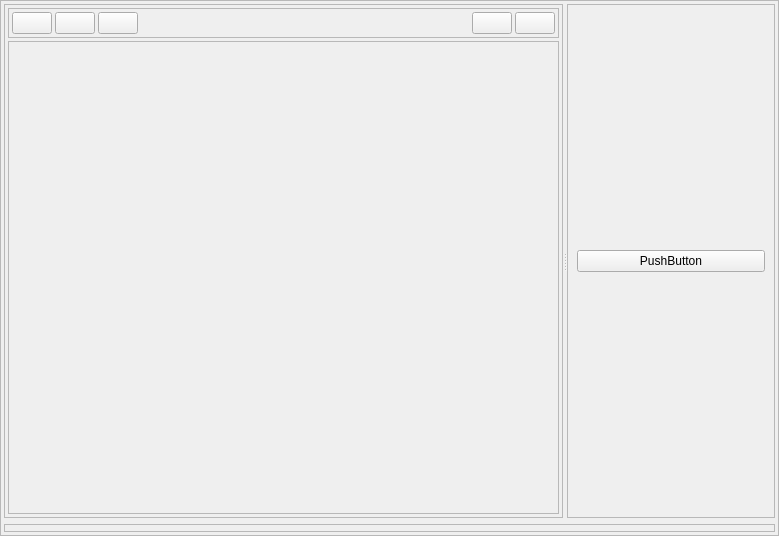
ZacharyBork/NectarRender, file nectar_render/gui/resource/mainwidget.ui: the form before one commit.
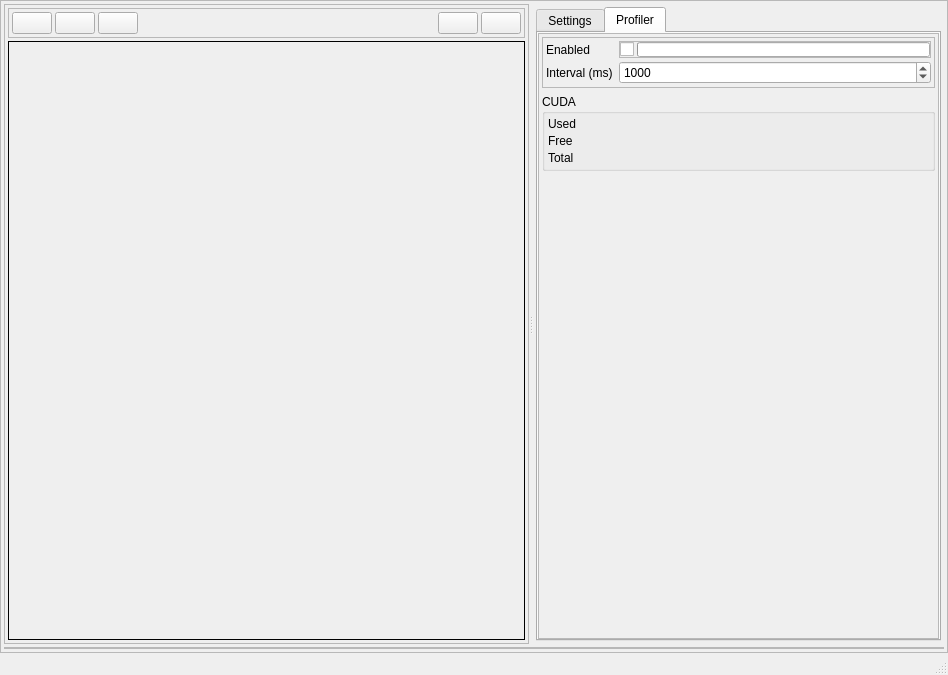
The form after the commit. The open tabs and pages were chosen to show the change.

Commit message: Added some CUDA profiling tools to GUI

What changed in the file:
```diff
--- a/nectar_render/gui/resource/mainwidget.ui
+++ b/nectar_render/gui/resource/mainwidget.ui
@@ -1,18 +1,19 @@
 <?xml version="1.0" encoding="UTF-8"?>
 <ui version="4.0">
- <class>Form</class>
- <widget class="QWidget" name="Form">
+ <class>MainWindow</class>
+ <widget class="QMainWindow" name="MainWindow">
   <property name="geometry">
    <rect>
     <x>0</x>
     <y>0</y>
-    <width>779</width>
-    <height>536</height>
+    <width>948</width>
+    <height>675</height>
    </rect>
   </property>
   <property name="windowTitle">
    <string>Form</string>
   </property>
+  <widget class="QWidget" name="centralwidget">
   <layout class="QVBoxLayout" name="verticalLayout">
    <property name="leftMargin">
     <number>0</number>
@@ -35,6 +36,9 @@
       <enum>QFrame::Raised</enum>
      </property>
      <layout class="QVBoxLayout" name="verticalLayout_5">
+       <property name="spacing">
+        <number>3</number>
+       </property>
       <property name="leftMargin">
        <number>3</number>
       </property>
@@ -174,10 +178,13 @@
           <item>
            <widget class="QFrame" name="viewport_frame">
             <property name="frameShape">
-             <enum>QFrame::StyledPanel</enum>
+              <enum>QFrame::Panel</enum>
             </property>
             <property name="frameShadow">
-             <enum>QFrame::Raised</enum>
+              <enum>QFrame::Plain</enum>
+             </property>
+             <property name="lineWidth">
+              <number>1</number>
             </property>
             <layout class="QVBoxLayout" name="verticalLayout_3">
              <property name="leftMargin">
@@ -198,6 +205,12 @@
          </layout>
         </widget>
         <widget class="QFrame" name="frame_3">
+          <property name="sizePolicy">
+           <sizepolicy hsizetype="Maximum" vsizetype="Preferred">
+            <horstretch>0</horstretch>
+            <verstretch>0</verstretch>
+           </sizepolicy>
+          </property>
          <property name="frameShape">
           <enum>QFrame::NoFrame</enum>
          </property>
@@ -206,6 +219,28 @@
          </property>
          <layout class="QVBoxLayout" name="verticalLayout_6">
           <property name="leftMargin">
+            <number>3</number>
+           </property>
+           <property name="topMargin">
+            <number>3</number>
+           </property>
+           <property name="rightMargin">
+            <number>3</number>
+           </property>
+           <property name="bottomMargin">
+            <number>3</number>
+           </property>
+           <item>
+            <widget class="QTabWidget" name="tabWidget">
+             <property name="currentIndex">
+              <number>0</number>
+             </property>
+             <widget class="QWidget" name="settings_tab">
+              <attribute name="title">
+               <string>Settings</string>
+              </attribute>
+              <layout class="QVBoxLayout" name="verticalLayout_8">
+               <property name="leftMargin">
            <number>0</number>
           </property>
           <property name="topMargin">
@@ -230,16 +265,508 @@
               <rect>
                <x>0</x>
                <y>0</y>
-               <width>103</width>
-               <height>512</height>
+                    <width>407</width>
+                    <height>600</height>
               </rect>
              </property>
              <layout class="QVBoxLayout" name="verticalLayout_7">
+                   <property name="spacing">
+                    <number>3</number>
+                   </property>
+                   <property name="leftMargin">
+                    <number>3</number>
+                   </property>
+                   <property name="topMargin">
+                    <number>3</number>
+                   </property>
+                   <property name="rightMargin">
+                    <number>3</number>
+                   </property>
+                   <property name="bottomMargin">
+                    <number>3</number>
+                   </property>
               <item>
-               <widget class="QPushButton" name="pushButton">
+                    <widget class="QGroupBox" name="general_settings">
+                     <property name="title">
+                      <string>General</string>
+                     </property>
+                     <property name="checkable">
+                      <bool>true</bool>
+                     </property>
+                     <layout class="QFormLayout" name="formLayout_2">
+                      <property name="verticalSpacing">
+                       <number>3</number>
+                      </property>
+                      <property name="leftMargin">
+                       <number>3</number>
+                      </property>
+                      <property name="topMargin">
+                       <number>3</number>
+                      </property>
+                      <property name="rightMargin">
+                       <number>3</number>
+                      </property>
+                      <property name="bottomMargin">
+                       <number>3</number>
+                      </property>
+                      <item row="0" column="0">
+                       <widget class="QLabel" name="label_6">
                 <property name="text">
-                 <string>PushButton</string>
-                </property>
+                         <string>Samples per Pixel</string>
+                        </property>
+                       </widget>
+                      </item>
+                      <item row="0" column="1">
+                       <widget class="QSpinBox" name="n_samples">
+                        <property name="minimum">
+                         <number>1</number>
+                        </property>
+                        <property name="maximum">
+                         <number>99999</number>
+                        </property>
+                        <property name="value">
+                         <number>512</number>
+                        </property>
+                       </widget>
+                      </item>
+                     </layout>
+                    </widget>
+                   </item>
+                   <item>
+                    <widget class="QGroupBox" name="camera_settings">
+                     <property name="title">
+                      <string>Camera</string>
+                     </property>
+                     <property name="checkable">
+                      <bool>true</bool>
+                     </property>
+                     <layout class="QFormLayout" name="formLayout">
+                      <property name="horizontalSpacing">
+                       <number>6</number>
+                      </property>
+                      <property name="verticalSpacing">
+                       <number>3</number>
+                      </property>
+                      <property name="leftMargin">
+                       <number>3</number>
+                      </property>
+                      <property name="topMargin">
+                       <number>3</number>
+                      </property>
+                      <property name="rightMargin">
+                       <number>3</number>
+                      </property>
+                      <property name="bottomMargin">
+                       <number>3</number>
+                      </property>
+                      <item row="0" column="0">
+                       <widget class="QLabel" name="label">
+                        <property name="text">
+                         <string>Focal Length</string>
+                        </property>
+                       </widget>
+                      </item>
+                      <item row="0" column="1">
+                       <widget class="QDoubleSpinBox" name="focal_length">
+                        <property name="frame">
+                         <bool>true</bool>
+                        </property>
+                        <property name="buttonSymbols">
+                         <enum>QAbstractSpinBox::PlusMinus</enum>
+                        </property>
+                        <property name="decimals">
+                         <number>4</number>
+                        </property>
+                        <property name="minimum">
+                         <double>0.000100000000000</double>
+                        </property>
+                        <property name="maximum">
+                         <double>999.000000000000000</double>
+                        </property>
+                        <property name="value">
+                         <double>3.000000000000000</double>
+                        </property>
+                       </widget>
+                      </item>
+                      <item row="1" column="0">
+                       <widget class="QLabel" name="label_2">
+                        <property name="text">
+                         <string>Focus Distance</string>
+                        </property>
+                       </widget>
+                      </item>
+                      <item row="2" column="0">
+                       <widget class="QLabel" name="label_3">
+                        <property name="text">
+                         <string>Aperture</string>
+                        </property>
+                       </widget>
+                      </item>
+                      <item row="3" column="0">
+                       <widget class="QLabel" name="label_4">
+                        <property name="text">
+                         <string>Sensor Width</string>
+                        </property>
+                       </widget>
+                      </item>
+                      <item row="4" column="0">
+                       <widget class="QLabel" name="label_5">
+                        <property name="text">
+                         <string>Shutter Speed</string>
+                        </property>
+                       </widget>
+                      </item>
+                      <item row="1" column="1">
+                       <widget class="QDoubleSpinBox" name="focus_distance">
+                        <property name="decimals">
+                         <number>4</number>
+                        </property>
+                        <property name="minimum">
+                         <double>0.000100000000000</double>
+                        </property>
+                        <property name="maximum">
+                         <double>32767.000000000000000</double>
+                        </property>
+                        <property name="value">
+                         <double>10.000000000000000</double>
+                        </property>
+                       </widget>
+                      </item>
+                      <item row="2" column="1">
+                       <widget class="QDoubleSpinBox" name="aperture">
+                        <property name="decimals">
+                         <number>4</number>
+                        </property>
+                        <property name="minimum">
+                         <double>0.000100000000000</double>
+                        </property>
+                        <property name="maximum">
+                         <double>1024.000000000000000</double>
+                        </property>
+                        <property name="singleStep">
+                         <double>0.010000000000000</double>
+                        </property>
+                        <property name="value">
+                         <double>0.010000000000000</double>
+                        </property>
+                       </widget>
+                      </item>
+                      <item row="3" column="1">
+                       <widget class="QDoubleSpinBox" name="sensor_width">
+                        <property name="decimals">
+                         <number>4</number>
+                        </property>
+                        <property name="minimum">
+                         <double>0.000100000000000</double>
+                        </property>
+                        <property name="maximum">
+                         <double>1024.000000000000000</double>
+                        </property>
+                        <property name="singleStep">
+                         <double>0.100000000000000</double>
+                        </property>
+                        <property name="value">
+                         <double>2.000000000000000</double>
+                        </property>
+                       </widget>
+                      </item>
+                      <item row="4" column="1">
+                       <widget class="QDoubleSpinBox" name="shutter_speed">
+                        <property name="decimals">
+                         <number>4</number>
+                        </property>
+                        <property name="minimum">
+                         <double>0.000100000000000</double>
+                        </property>
+                        <property name="maximum">
+                         <double>999.990000000000009</double>
+                        </property>
+                        <property name="singleStep">
+                         <double>0.100000000000000</double>
+                        </property>
+                        <property name="value">
+                         <double>1.000000000000000</double>
+                        </property>
+                       </widget>
+                      </item>
+                     </layout>
+                    </widget>
+                   </item>
+                   <item>
+                    <spacer name="verticalSpacer">
+                     <property name="orientation">
+                      <enum>Qt::Vertical</enum>
+                     </property>
+                     <property name="sizeHint" stdset="0">
+                      <size>
+                       <width>20</width>
+                       <height>40</height>
+                      </size>
+                     </property>
+                    </spacer>
+                   </item>
+                  </layout>
+                 </widget>
+                </widget>
+               </item>
+              </layout>
+             </widget>
+             <widget class="QWidget" name="profiler_tab">
+              <attribute name="title">
+               <string>Profiler</string>
+              </attribute>
+              <layout class="QVBoxLayout" name="verticalLayout_9">
+               <property name="leftMargin">
+                <number>0</number>
+               </property>
+               <property name="topMargin">
+                <number>0</number>
+               </property>
+               <property name="rightMargin">
+                <number>0</number>
+               </property>
+               <property name="bottomMargin">
+                <number>0</number>
+               </property>
+               <item>
+                <widget class="QScrollArea" name="scrollArea_2">
+                 <property name="widgetResizable">
+                  <bool>true</bool>
+                 </property>
+                 <widget class="QWidget" name="scrollAreaWidgetContents_2">
+                  <property name="geometry">
+                   <rect>
+                    <x>0</x>
+                    <y>0</y>
+                    <width>407</width>
+                    <height>600</height>
+                   </rect>
+                  </property>
+                  <layout class="QVBoxLayout" name="verticalLayout_10">
+                   <property name="leftMargin">
+                    <number>3</number>
+                   </property>
+                   <property name="topMargin">
+                    <number>3</number>
+                   </property>
+                   <property name="rightMargin">
+                    <number>3</number>
+                   </property>
+                   <property name="bottomMargin">
+                    <number>3</number>
+                   </property>
+                   <item>
+                    <widget class="QFrame" name="frame_4">
+                     <property name="frameShape">
+                      <enum>QFrame::StyledPanel</enum>
+                     </property>
+                     <property name="frameShadow">
+                      <enum>QFrame::Raised</enum>
+                     </property>
+                     <layout class="QFormLayout" name="formLayout_3">
+                      <property name="horizontalSpacing">
+                       <number>6</number>
+                      </property>
+                      <property name="verticalSpacing">
+                       <number>3</number>
+                      </property>
+                      <property name="leftMargin">
+                       <number>3</number>
+                      </property>
+                      <property name="topMargin">
+                       <number>3</number>
+                      </property>
+                      <property name="rightMargin">
+                       <number>3</number>
+                      </property>
+                      <property name="bottomMargin">
+                       <number>3</number>
+                      </property>
+                      <item row="0" column="0">
+                       <widget class="QLabel" name="label_8">
+                        <property name="text">
+                         <string>Enabled</string>
+                        </property>
+                       </widget>
+                      </item>
+                      <item row="0" column="1">
+                       <widget class="QFrame" name="frame_5">
+                        <property name="frameShape">
+                         <enum>QFrame::StyledPanel</enum>
+                        </property>
+                        <property name="frameShadow">
+                         <enum>QFrame::Raised</enum>
+                        </property>
+                        <layout class="QHBoxLayout" name="horizontalLayout_2">
+                         <property name="spacing">
+                          <number>3</number>
+                         </property>
+                         <property name="leftMargin">
+                          <number>0</number>
+                         </property>
+                         <property name="topMargin">
+                          <number>0</number>
+                         </property>
+                         <property name="rightMargin">
+                          <number>0</number>
+                         </property>
+                         <property name="bottomMargin">
+                          <number>0</number>
+                         </property>
+                         <item>
+                          <widget class="QCheckBox" name="profiler_enabled">
+                           <property name="sizePolicy">
+                            <sizepolicy hsizetype="Minimum" vsizetype="Minimum">
+                             <horstretch>0</horstretch>
+                             <verstretch>0</verstretch>
+                            </sizepolicy>
+                           </property>
+                           <property name="text">
+                            <string/>
+                           </property>
+                           <property name="checked">
+                            <bool>false</bool>
+                           </property>
+                          </widget>
+                         </item>
+                         <item>
+                          <widget class="QProgressBar" name="profiler_progress">
+                           <property name="sizePolicy">
+                            <sizepolicy hsizetype="Expanding" vsizetype="Ignored">
+                             <horstretch>0</horstretch>
+                             <verstretch>0</verstretch>
+                            </sizepolicy>
+                           </property>
+                           <property name="value">
+                            <number>0</number>
+                           </property>
+                           <property name="textVisible">
+                            <bool>false</bool>
+                           </property>
+                          </widget>
+                         </item>
+                        </layout>
+                       </widget>
+                      </item>
+                      <item row="1" column="0">
+                       <widget class="QLabel" name="label_7">
+                        <property name="sizePolicy">
+                         <sizepolicy hsizetype="Preferred" vsizetype="Preferred">
+                          <horstretch>0</horstretch>
+                          <verstretch>0</verstretch>
+                         </sizepolicy>
+                        </property>
+                        <property name="text">
+                         <string>Interval (ms)</string>
+                        </property>
+                       </widget>
+                      </item>
+                      <item row="1" column="1">
+                       <widget class="QSpinBox" name="profiler_interval">
+                        <property name="sizePolicy">
+                         <sizepolicy hsizetype="Minimum" vsizetype="Fixed">
+                          <horstretch>0</horstretch>
+                          <verstretch>0</verstretch>
+                         </sizepolicy>
+                        </property>
+                        <property name="minimum">
+                         <number>1</number>
+                        </property>
+                        <property name="maximum">
+                         <number>999999</number>
+                        </property>
+                        <property name="singleStep">
+                         <number>1000</number>
+                        </property>
+                        <property name="value">
+                         <number>1000</number>
+                        </property>
+                       </widget>
+                      </item>
+                     </layout>
+                    </widget>
+                   </item>
+                   <item>
+                    <widget class="QGroupBox" name="groupBox">
+                     <property name="title">
+                      <string>CUDA</string>
+                     </property>
+                     <layout class="QFormLayout" name="formLayout_4">
+                      <property name="verticalSpacing">
+                       <number>3</number>
+                      </property>
+                      <property name="leftMargin">
+                       <number>3</number>
+                      </property>
+                      <property name="topMargin">
+                       <number>3</number>
+                      </property>
+                      <property name="rightMargin">
+                       <number>3</number>
+                      </property>
+                      <property name="bottomMargin">
+                       <number>3</number>
+                      </property>
+                      <item row="0" column="0">
+                       <widget class="QLabel" name="label_9">
+                        <property name="text">
+                         <string>Used</string>
+                        </property>
+                       </widget>
+                      </item>
+                      <item row="0" column="1">
+                       <widget class="QLabel" name="cuda_mem_used">
+                        <property name="text">
+                         <string/>
+                        </property>
+                       </widget>
+                      </item>
+                      <item row="1" column="0">
+                       <widget class="QLabel" name="label_11">
+                        <property name="text">
+                         <string>Free</string>
+                        </property>
+                       </widget>
+                      </item>
+                      <item row="1" column="1">
+                       <widget class="QLabel" name="cuda_mem_free">
+                        <property name="text">
+                         <string/>
+                        </property>
+                       </widget>
+                      </item>
+                      <item row="2" column="0">
+                       <widget class="QLabel" name="label_13">
+                        <property name="text">
+                         <string>Total</string>
+                        </property>
+                       </widget>
+                      </item>
+                      <item row="2" column="1">
+                       <widget class="QLabel" name="cuda_mem_total">
+                        <property name="text">
+                         <string/>
+                        </property>
+                       </widget>
+                      </item>
+                     </layout>
+                    </widget>
+                   </item>
+                   <item>
+                    <spacer name="verticalSpacer_2">
+                     <property name="orientation">
+                      <enum>Qt::Vertical</enum>
+                     </property>
+                     <property name="sizeHint" stdset="0">
+                      <size>
+                       <width>20</width>
+                       <height>40</height>
+                      </size>
+                     </property>
+                    </spacer>
+                   </item>
+                  </layout>
+                 </widget>
                </widget>
               </item>
              </layout>
@@ -269,16 +796,16 @@
           <number>3</number>
          </property>
          <property name="leftMargin">
-          <number>3</number>
+           <number>0</number>
          </property>
          <property name="topMargin">
-          <number>3</number>
+           <number>0</number>
          </property>
          <property name="rightMargin">
-          <number>3</number>
+           <number>0</number>
          </property>
          <property name="bottomMargin">
-          <number>3</number>
+           <number>0</number>
          </property>
         </layout>
        </widget>
@@ -287,6 +814,8 @@
     </widget>
    </item>
   </layout>
+  </widget>
+  <widget class="QStatusBar" name="statusbar"/>
  </widget>
  <resources/>
  <connections/>
```
Left out of the diff: 2 changed lines with no effect on the pictures. Lines whose indentation alone changed are shown as unchanged. The commit also changes 29 other files.
